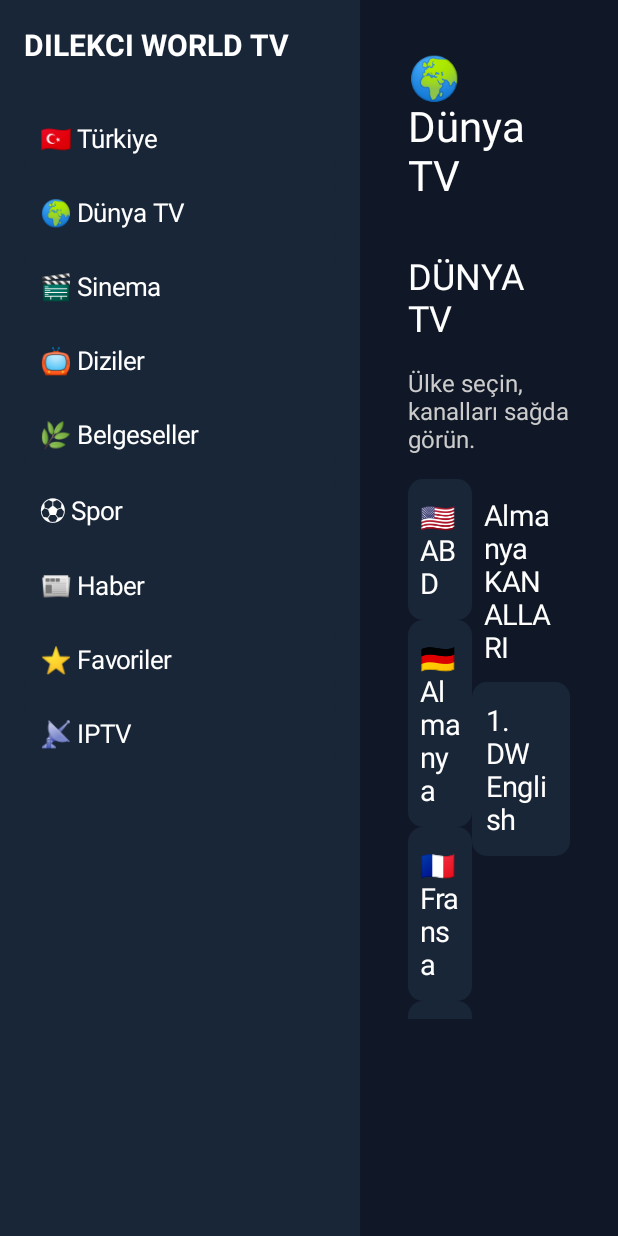
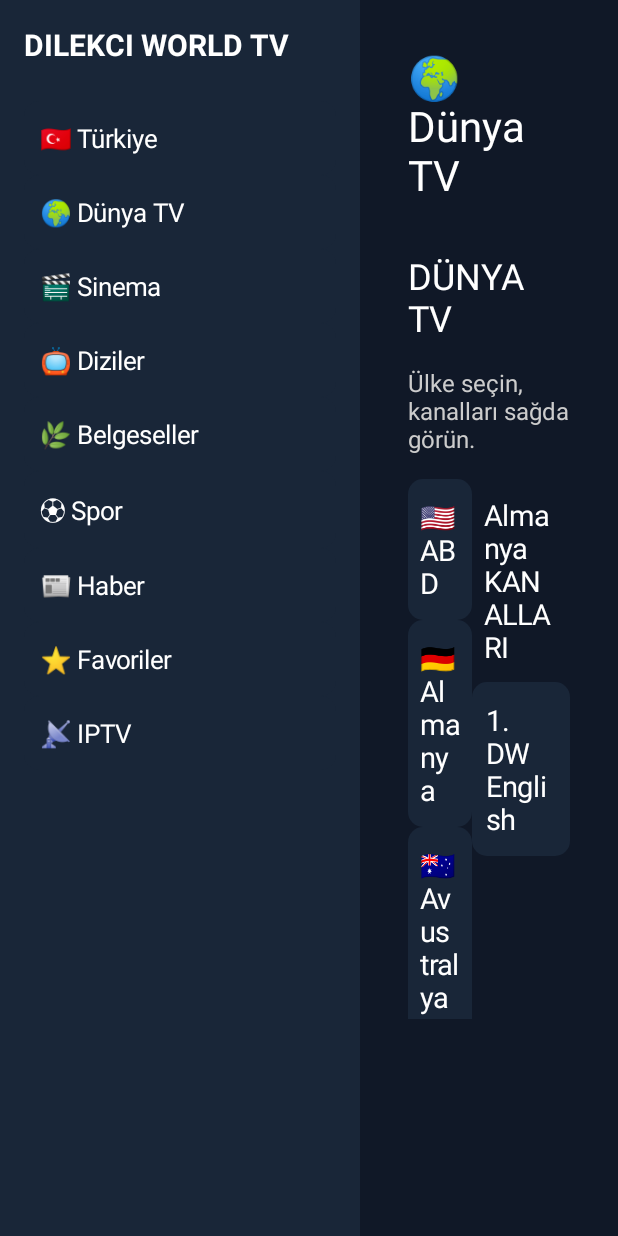
Before and after one commit to hajdajm99-droid/Dilekci-World-TV-Premium, an Android app: the screen it shows after launch (MainActivity), on a phone screen of 412 x 824 dp. Run offline under Robolectric (Android 15) with nearby library versions, the phone set to English and light mode, and no system bars.

Commit message:
Avustralya ABC News kanali eklendi

```diff
--- a/app/src/main/java/com/dilekci/worldtv/MainActivity.kt
+++ b/app/src/main/java/com/dilekci/worldtv/MainActivity.kt
@@ -87,12 +87,19 @@ class MainActivity : Activity() {
             "https://hls.savoir.media/live/stream.m3u8",
             "Kanada",
             "🌍 Dünya TV"
+        ),
+        Channel(
+            "ABC News Australia",
+            "https://abc-news-dmd-streams-1.akamaized.net/out/v1/abc83881886746b0802dc3e7ca2bc792/index.m3u8",
+            "Avustralya",
+            "🌍 Dünya TV"
         )
     )
 
     private val countries = listOf(
         Country("ABD", "🇺🇸"),
         Country("Almanya", "🇩🇪"),
+        Country("Avustralya", "🇦🇺"),
         Country("Fransa", "🇫🇷"),
         Country("İngiltere", "🇬🇧"),
         Country("Kanada", "🇨🇦")
```
